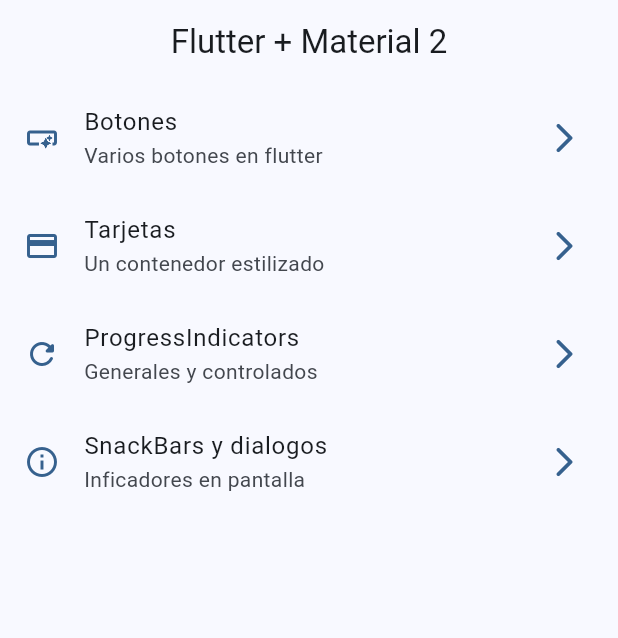
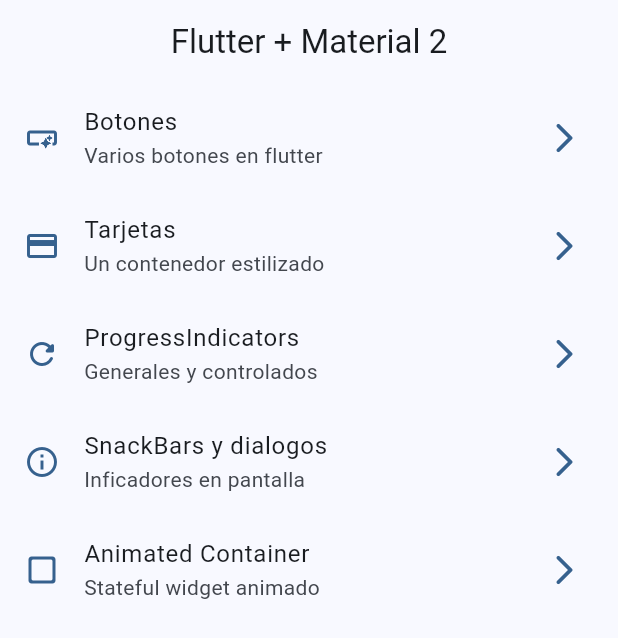
Before and after one commit to MilthonB/Flutter, a Flutter app: the screen it shows after launch, on a phone screen of 412 x 824 dp. Shown: the top 638 px of the screen. Run offline on Flutter 3.47's test engine with Material 3 defaults, Android fonts, the light colour scheme and no system bars; our stand-ins replace animate_do, dio, go_router, google_fonts, video_player; missing offline and left inert: dart:ffi.

Commit message:
Animated container finish

```diff
--- a/widgets_app/lib/config/menu/menu_items.dart
+++ b/widgets_app/lib/config/menu/menu_items.dart
@@ -43,4 +43,10 @@
     sbTitle: 'Inficadores en pantalla',
     link: '/snackbar'
   ),
+  MenuItems(
+    title: 'Animated Container',
+    icon: Icons.check_box_outline_blank_rounded,
+    sbTitle: 'Stateful widget animado',
+    link: '/animated'
+  ),
 ];
--- a/widgets_app/lib/config/router/app_router.dart
+++ b/widgets_app/lib/config/router/app_router.dart
@@ -31,5 +31,10 @@
       path: '/snackbar',
       builder: (context, state) => const SnackbarScreen(),
     ),
+    GoRoute(
+      name: AnimatedScreen.name,
+      path: '/animated',
+      builder: (context, state) => const AnimatedScreen(),
+    ),
   ]
 );
```
Also changed, not shown: widgets_app/lib/presentation/screens/animated/animated_screen.dart (+48 -3 lines).
